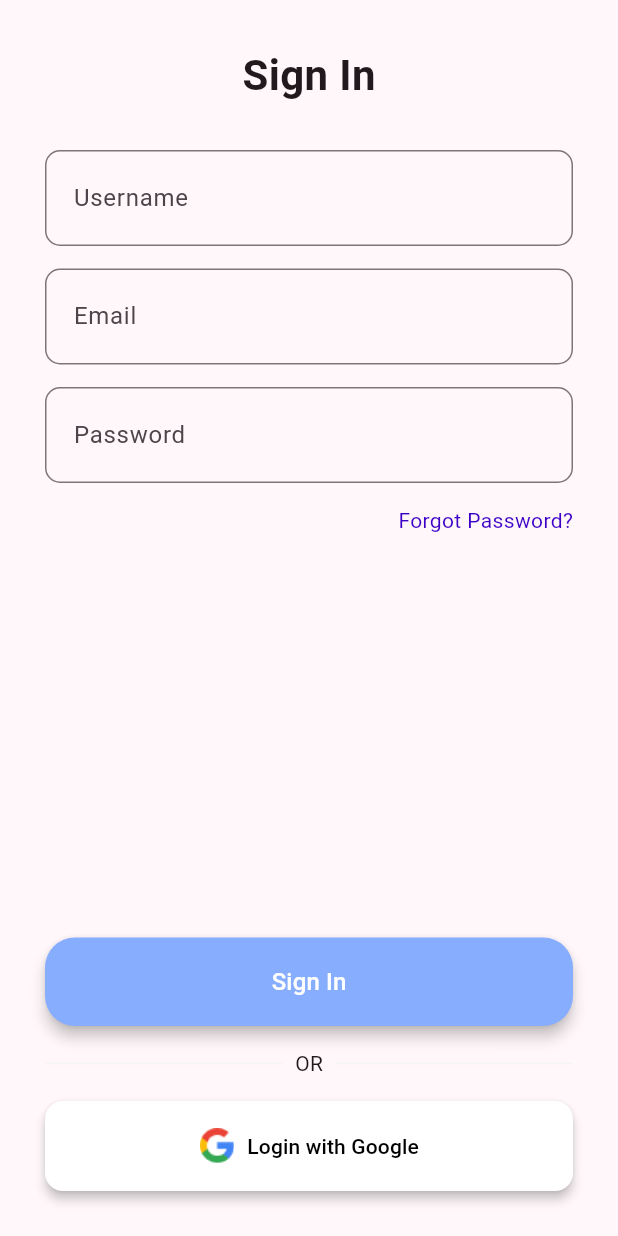
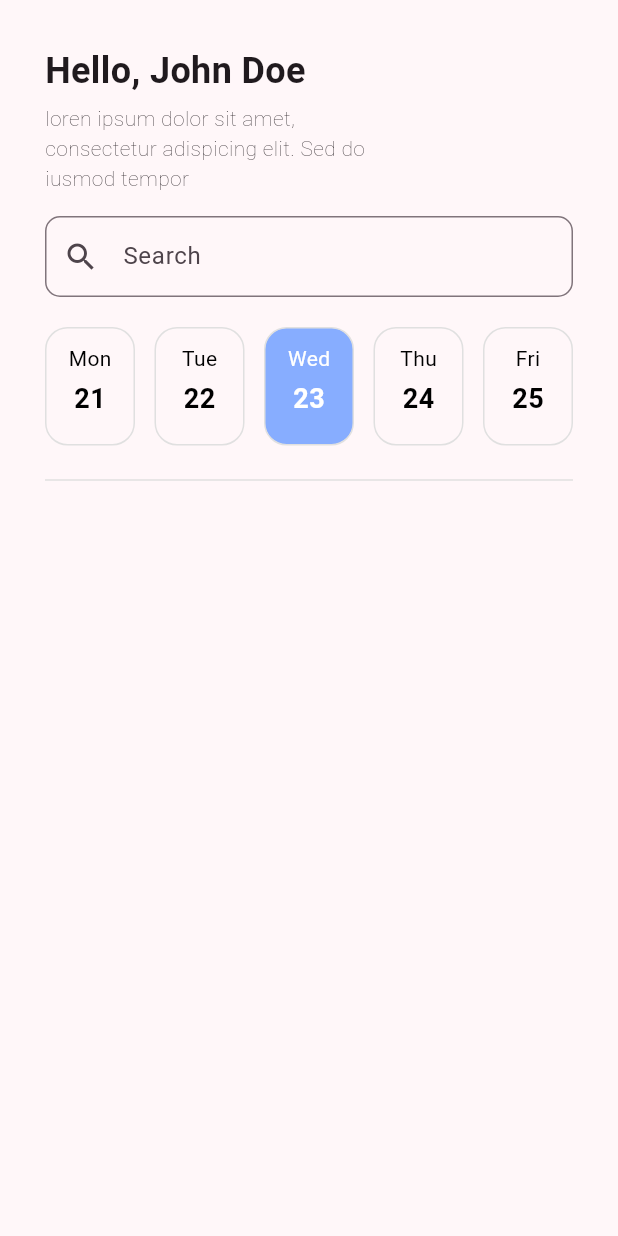
Before and after one commit to aureliazahra/navigation-tugas-project, a Flutter app: the screen it shows after launch, on a phone screen of 412 x 824 dp. Run offline on Flutter 3.47's test engine with Material 3 defaults, Android fonts, the phone set to English and light mode, and no system bars.

Commit message:
home page data container

```diff
--- a/lib/main.dart
+++ b/lib/main.dart
@@ -1,4 +1,5 @@
 import 'package:flutter/material.dart';
+import 'package:navigation/pages/home_page.dart';
 import 'package:navigation/pages/login_page.dart';
 import 'package:navigation/views/halaman_1.dart';
 import 'package:navigation/widgets/bottom_navigation.dart';
@@ -18,7 +19,7 @@ class MyApp extends StatelessWidget {
         colorScheme: ColorScheme.fromSeed(seedColor: const Color.fromARGB(255, 243, 133, 225)),
       ),
       debugShowCheckedModeBanner: false,
-      home: LoginPage(),
+      home: HomePage(),
     );
   }
 }
--- /dev/null
+++ b/lib/pages/home_page.dart
@@ -0,0 +1,69 @@
+import 'package:flutter/material.dart';
+import 'package:navigation/widgets/data_container.dart';
+
+class HomePage extends StatelessWidget {
+  const HomePage({super.key});
+
+  @override
+  Widget build(BuildContext context) {
+    return Scaffold(
+      body: Center(
+        child: Padding(padding: const EdgeInsets.all(30),
+        child: Column(
+          children: [
+            const Align(
+              alignment: Alignment.centerLeft,
+              child: Text(
+                "Hello, John Doe",
+                style: TextStyle(
+                  fontSize: 24,
+                  fontWeight: FontWeight.bold,
+                ),
+              ),
+            ),
+            const SizedBox(height: 5,),
+            const Align(
+              alignment: Alignment.centerLeft,
+              child: Text(
+                "loren ipsum dolor sit amet, \nconsectetur adispicing elit. Sed do \niusmod tempor",
+                style: TextStyle(fontSize: 14, fontWeight: FontWeight.w100),
+              ),
+            ),
+            const SizedBox(height: 15),
+            TextField(
+              decoration: InputDecoration(
+                hintText: 'Search',
+                prefixIcon: const Icon(Icons.search),
+                contentPadding: const EdgeInsets.symmetric(vertical: 15),
+                border: OutlineInputBorder(
+                  borderRadius: BorderRadius.circular(10),
+                  borderSide: const BorderSide(color: Colors.black)),
+                  focusedBorder: OutlineInputBorder(
+                      borderRadius: BorderRadius.circular(20),
+                      borderSide: const BorderSide(color: Colors.black, width: 1.5)
+                    )
+                  )
+                ),
+                const SizedBox(height: 20),
+                const Row(
+                  mainAxisAlignment: MainAxisAlignment.spaceBetween,
+                  children: [
+                    DateContainer(day: 'Mon', date: '21', isActive: false),
+                    DateContainer(day: 'Tue', date: '22', isActive: false),
+                    DateContainer(day: 'Wed', date: '23', isActive: true),
+                    DateContainer(day: 'Thu', date: '24', isActive: false),
+                    DateContainer(day: 'Fri', date: '25', isActive: false),
+                  ],
+                ),
+                const SizedBox(height: 15,),
+                Divider(
+                  thickness: 1,
+                  color: Colors.grey[300],
+                )
+          ],
+        ),
+        ),
+      ),
+    );
+  }
+}
--- /dev/null
+++ b/lib/widgets/data_container.dart
@@ -0,0 +1,53 @@
+import 'package:flutter/material.dart';
+
+class DateContainer extends StatelessWidget {
+  final String day;
+  final String date;
+  final bool isActive;
+
+
+  const DateContainer({
+    super.key,
+    required this.day,
+    required this.date,
+    required this.isActive,
+    });
+
+  @override
+  Widget build(BuildContext context) {
+    return Container(
+      width: 60,
+      height: 79,
+      padding: const EdgeInsets.symmetric(vertical: 10),
+      decoration: BoxDecoration(
+        color: isActive ? const Color.fromRGBO(135, 173, 255, 1): Colors.transparent,
+        borderRadius: BorderRadius.circular(15),
+        border: Border.all(
+          color: Colors.grey.shade300,
+        ),
+      ),
+      child: Column(
+        children: [
+          Text(
+            day,
+            style: TextStyle(
+              fontSize: 14,
+              color: isActive ? Colors.white : Colors.black,
+            ),
+          ),
+          const SizedBox(
+            height: 4,
+          ),
+          Text(
+            date,
+            style: TextStyle(
+              fontSize: 18,
+              fontWeight: FontWeight.bold,
+              color: isActive ? Colors.white : Colors.black,
+            ),
+          ),
+        ],
+      ),
+    );
+  }
+}
```
